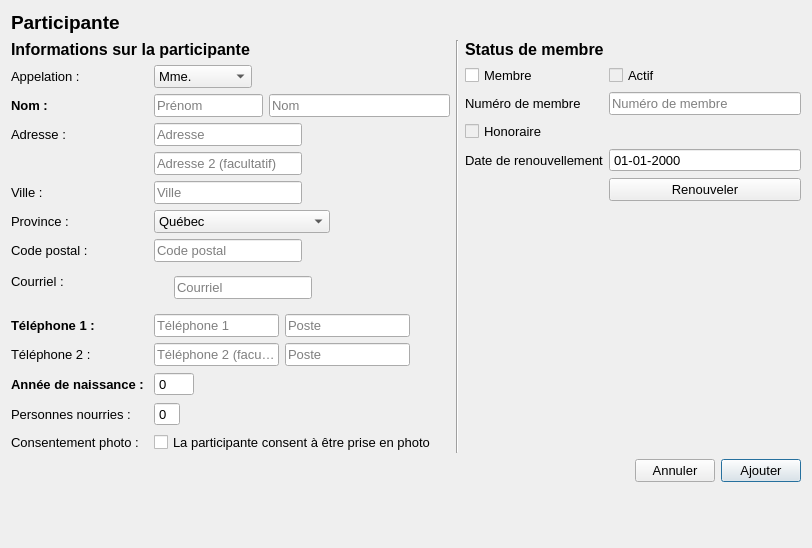
Old version of the form GUI/participante.ui in the repository samueldrouin/PyGuide.
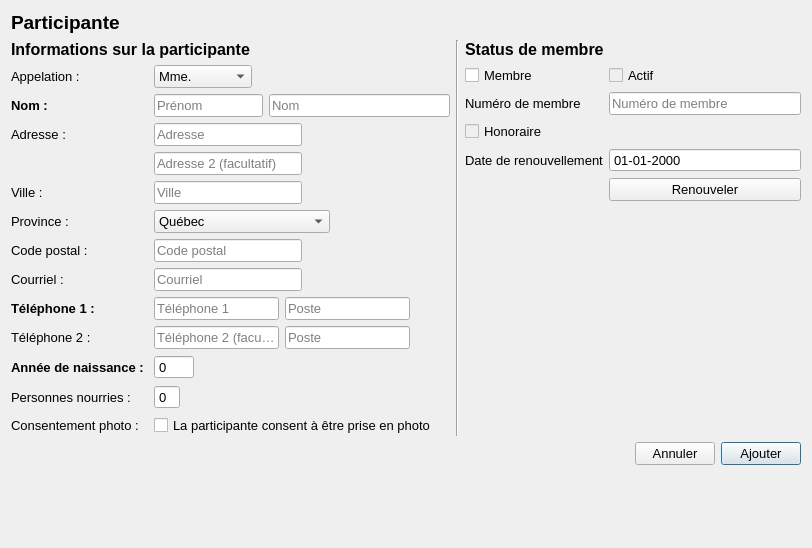
New version of the form.

Commit message: Permettre de choisir entre deux participantes avec le même numéro de téléphone dans les Facture/Inscription (Issue #35)

What changed in the file:
```diff
--- a/GUI/participante.ui
+++ b/GUI/participante.ui
@@ -592,19 +592,6 @@
          </item>
          <item row="7" column="1">
           <layout class="QHBoxLayout" name="horizontalLayout_14">
-           <item>
-            <spacer name="verticalSpacer_2">
-             <property name="orientation">
-              <enum>Qt::Vertical</enum>
-             </property>
-             <property name="sizeHint" stdset="0">
-              <size>
-               <width>20</width>
-               <height>40</height>
-              </size>
-             </property>
-            </spacer>
-           </item>
            <item>
             <widget class="QLineEdit" name="txt_email">
              <property name="placeholderText">
```
Left out of the diff: 6 changed lines with no effect on the pictures. The commit also changes 3 other files.
